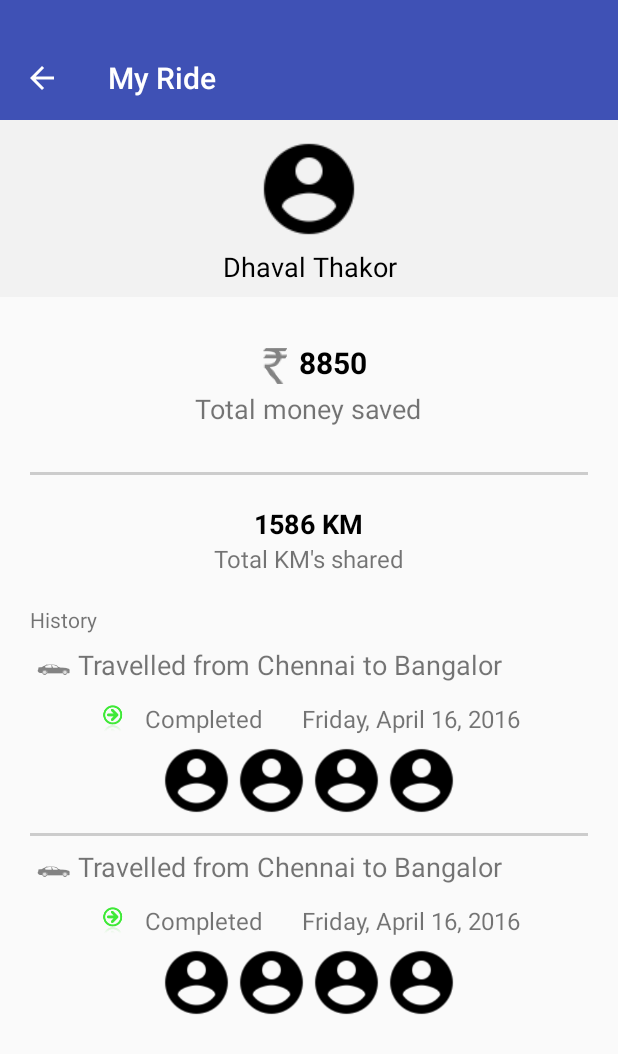
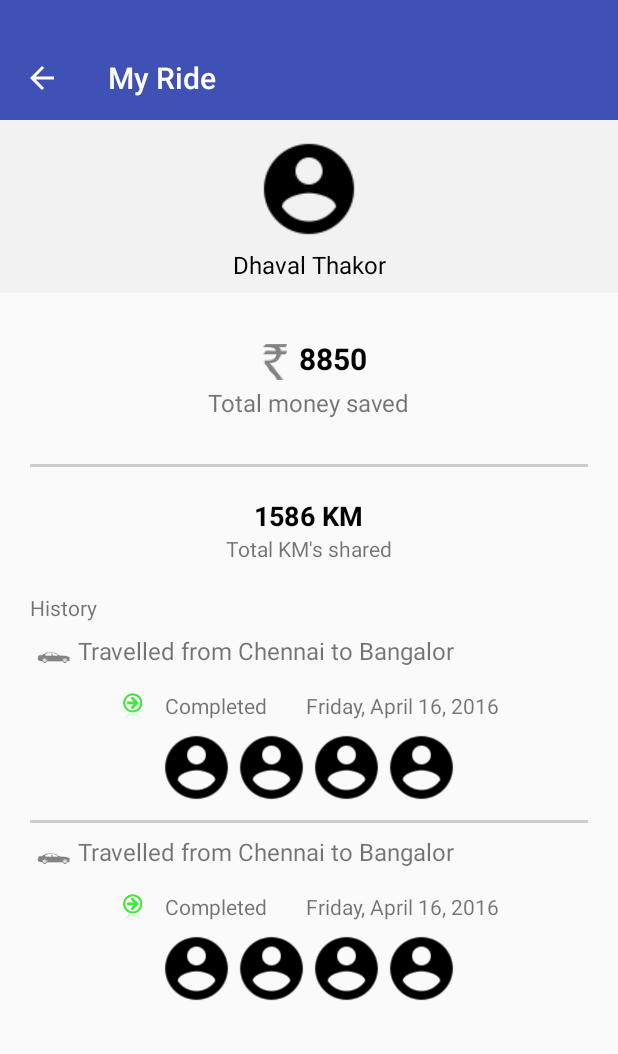
Before and after one commit to RakshitSathvara/Ezyride, an Android app: the MyRideActivity screen opened directly, with no data from a screen before it, on a phone screen of 412 x 824 dp. Shown: the top 1054 px of the screen. Run offline under Robolectric (Android 15) with nearby library versions, the phone set to English and light mode, and no system bars; our stand-ins replace CircleImageView.

Commit message:
change in activity_my_ride.xml

```diff
--- a/app/src/main/res/layout/activity_my_ride.xml
+++ b/app/src/main/res/layout/activity_my_ride.xml
@@ -38,7 +38,7 @@
                     android:gravity="center"
                     android:text="Dhaval Thakor"
                     android:textColor="#000000"
-                    android:textSize="18sp" />
+                    android:textSize="16sp" />
 
             </LinearLayout>
 
@@ -58,7 +58,7 @@
                 android:layout_height="wrap_content"
                 android:layout_gravity="center"
                 android:text="Total money saved"
-                android:textSize="18sp" />
+                android:textSize="16sp" />
 
             <View
                 android:layout_width="match_parent"
@@ -83,7 +83,7 @@
                 android:layout_height="wrap_content"
                 android:layout_gravity="center"
                 android:text="Total KM's shared"
-                android:textSize="16sp" />
+                android:textSize="14sp" />
 
             <TextView
                 android:layout_width="wrap_content"
@@ -100,7 +100,7 @@
                 android:layout_marginTop="8dp"
                 android:drawableLeft="@drawable/ic_action_car"
                 android:text="Travelled from Chennai to Bangalor"
-                android:textSize="18sp" />
+                android:textSize="16sp" />
 
             <LinearLayout
                 android:layout_width="match_parent"
@@ -120,7 +120,7 @@
                     android:layout_height="wrap_content"
                     android:padding="5dp"
                     android:text="Completed"
-                    android:textSize="16sp" />
+                    android:textSize="14sp" />
 
                 <TextView
                     android:layout_width="wrap_content"
@@ -128,7 +128,7 @@
                     android:layout_marginLeft="15dp"
                     android:padding="5dp"
                     android:text="Friday, April 16, 2016"
-                    android:textSize="16sp" />
+                    android:textSize="14sp" />
 
             </LinearLayout>
 
@@ -176,7 +176,7 @@
                 android:layout_marginTop="8dp"
                 android:drawableLeft="@drawable/ic_action_car"
                 android:text="Travelled from Chennai to Bangalor"
-                android:textSize="18sp" />
+                android:textSize="16sp" />
 
             <LinearLayout
                 android:layout_width="match_parent"
@@ -196,7 +196,7 @@
                     android:layout_height="wrap_content"
                     android:padding="5dp"
                     android:text="Completed"
-                    android:textSize="16sp" />
+                    android:textSize="14sp" />
 
                 <TextView
                     android:layout_width="wrap_content"
@@ -204,7 +204,7 @@
                     android:layout_marginLeft="15dp"
                     android:padding="5dp"
                     android:text="Friday, April 16, 2016"
-                    android:textSize="16sp" />
+                    android:textSize="14sp" />
 
             </LinearLayout>
 
```
